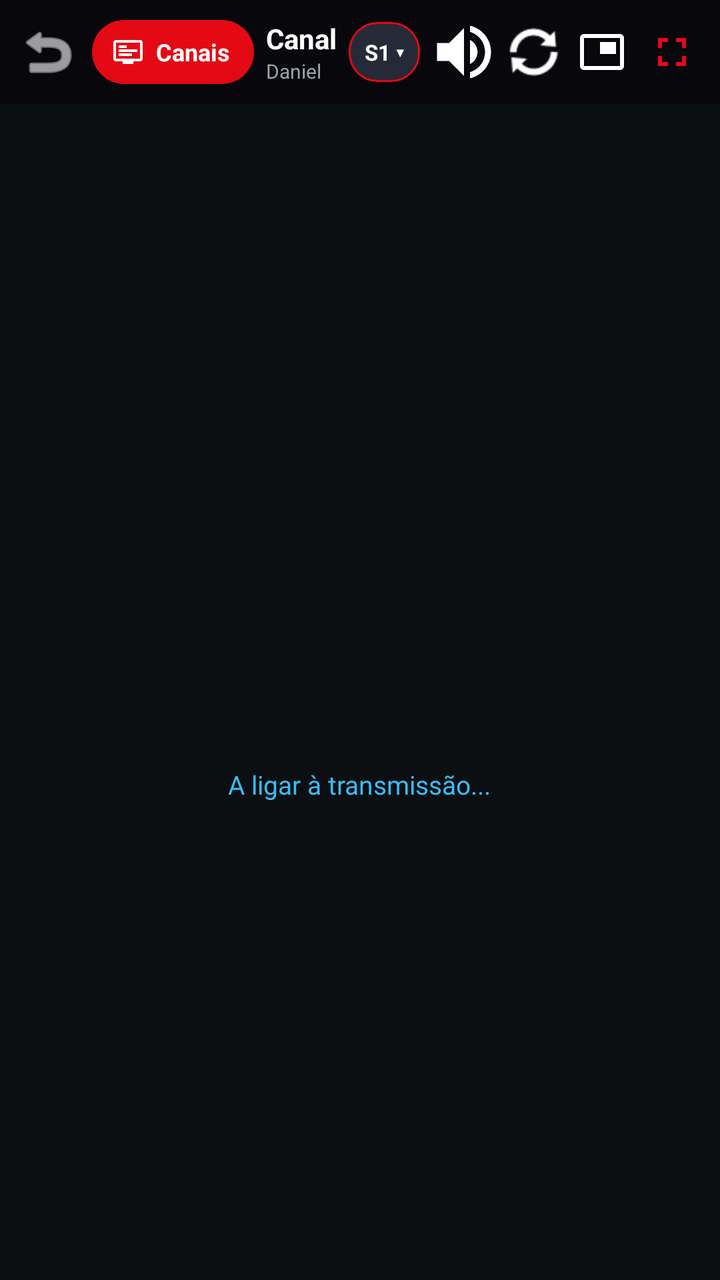
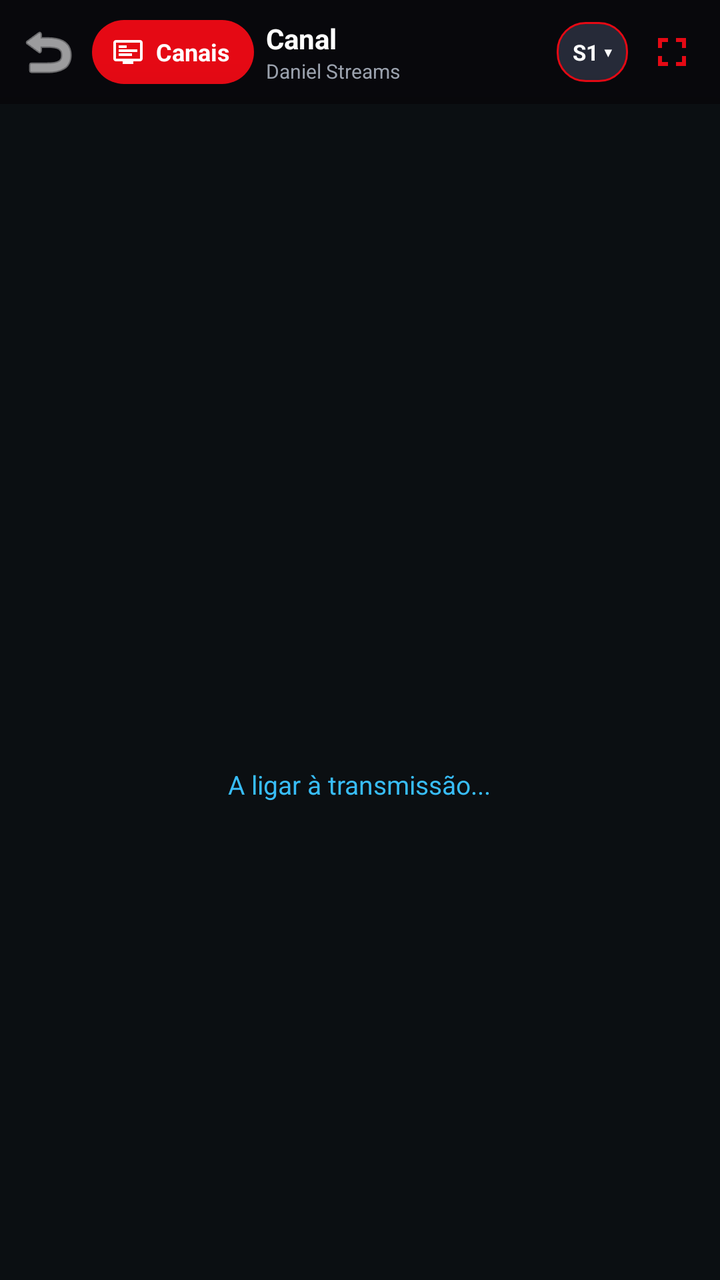

Two renders of the same Android screen: before a commit and after it. Below are the layout's source before the change and the commit's diff.
<!-- AndroidManifest.xml: activity theme Theme.DLivePTStream.Player -->
<!-- res/layout/activity_player.xml -->
<?xml version="1.0" encoding="utf-8"?>
<androidx.drawerlayout.widget.DrawerLayout xmlns:android="http://schemas.android.com/apk/res/android"
    android:id="@+id/drawerLayout"
    android:layout_width="match_parent"
    android:layout_height="match_parent"
    android:background="#000000">

    
    <RelativeLayout
        android:id="@+id/playerRoot"
        android:layout_width="match_parent"
        android:layout_height="match_parent"
        android:background="#000000">

        
        <LinearLayout
            android:id="@+id/playerHeader"
            android:layout_width="match_parent"
            android:layout_height="52dp"
            android:background="#DD0A0A0E"
            android:orientation="horizontal"
            android:gravity="center_vertical"
            android:paddingStart="6dp"
            android:paddingEnd="6dp"
            android:elevation="8dp">

            <ImageButton
                android:id="@+id/btnBack"
                android:layout_width="36dp"
                android:layout_height="36dp"
                android:background="?android:attr/selectableItemBackgroundBorderless"
                android:src="@android:drawable/ic_menu_revert"
                android:tint="#FFFFFF"
                android:contentDescription="Voltar" />

            
            <LinearLayout
                android:id="@+id/btnOpenChannels"
                android:layout_width="wrap_content"
                android:layout_height="32dp"
                android:layout_marginStart="4dp"
                android:background="@drawable/bg_channels_pill"
                android:orientation="horizontal"
                android:gravity="center"
                android:paddingStart="10dp"
                android:paddingEnd="12dp"
                android:clickable="true"
                android:focusable="true">

                <ImageView
                    android:layout_width="16dp"
                    android:layout_height="16dp"
                    android:src="@drawable/ic_tv_list"
                    android:tint="#FFFFFF"
                    android:contentDescription="Canais" />

                <TextView
                    android:layout_width="wrap_content"
                    android:layout_height="wrap_content"
                    android:layout_marginStart="6dp"
                    android:text="Canais"
                    android:textColor="#FFFFFF"
                    android:textSize="12sp"
                    android:textStyle="bold" />
            </LinearLayout>

            <LinearLayout
                android:layout_width="0dp"
                android:layout_height="wrap_content"
                android:layout_weight="1"
                android:orientation="vertical"
                android:layout_marginStart="6dp"
                android:layout_marginEnd="6dp">

                <TextView
                    android:id="@+id/tvChannelTitle"
                    android:layout_width="wrap_content"
                    android:layout_height="wrap_content"
                    android:text="Canal"
                    android:textColor="#FFFFFF"
                    android:textSize="14sp"
                    android:textStyle="bold"
                    android:maxLines="1"
                    android:ellipsize="end" />

                <TextView
                    android:id="@+id/tvChannelSubtitle"
                    android:layout_width="wrap_content"
                    android:layout_height="wrap_content"
                    android:text="Daniel Streams"
                    android:textColor="#9CA3AF"
                    android:textSize="10sp"
                    android:maxLines="1" />
            </LinearLayout>

            
            <TextView
                android:id="@+id/tvPlayerClock"
                android:layout_width="wrap_content"
                android:layout_height="wrap_content"
                android:layout_marginEnd="6dp"
                android:text="--:--"
                android:textColor="#38BDF8"
                android:textSize="12sp"
                android:textStyle="bold"
                android:visibility="gone" />

            
            <LinearLayout
                android:id="@+id/btnServerSelect"
                android:layout_width="wrap_content"
                android:layout_height="30dp"
                android:background="@drawable/bg_server_badge"
                android:gravity="center"
                android:paddingStart="8dp"
                android:paddingEnd="8dp"
                android:clickable="true"
                android:focusable="true"
                android:layout_marginEnd="4dp">

                <TextView
                    android:id="@+id/tvServerBadge"
                    android:layout_width="wrap_content"
                    android:layout_height="wrap_content"
                    android:text="S1 ▾"
                    android:textColor="#FFFFFF"
                    android:textSize="11sp"
                    android:textStyle="bold" />
            </LinearLayout>

            <ImageButton
                android:id="@+id/btnQuickUnmute"
                android:layout_width="36dp"
                android:layout_height="36dp"
                android:background="?android:attr/selectableItemBackgroundBorderless"
                android:src="@drawable/ic_gesture_volume"
                android:tint="#FFFFFF"
                android:contentDescription="Ativar Som" />

            <ImageButton
                android:id="@+id/btnRefresh"
                android:layout_width="34dp"
                android:layout_height="34dp"
                android:background="?android:attr/selectableItemBackgroundBorderless"
                android:src="@android:drawable/ic_popup_sync"
                android:tint="#FFFFFF"
                android:contentDescription="Recarregar" />

            <ImageButton
                android:id="@+id/btnPip"
                android:layout_width="34dp"
                android:layout_height="34dp"
                android:background="?android:attr/selectableItemBackgroundBorderless"
                android:src="@drawable/ic_pip"
                android:tint="#FFFFFF"
                android:contentDescription="PiP" />

            <ImageButton
                android:id="@+id/btnFullscreen"
                android:layout_width="36dp"
                android:layout_height="36dp"
                android:background="?android:attr/selectableItemBackgroundBorderless"
                android:src="@drawable/ic_fullscreen"
                android:tint="#E50914"
                android:contentDescription="Ecrã Completo" />
        </LinearLayout>

        
        <WebView
            android:id="@+id/webView"
            android:layout_width="match_parent"
            android:layout_height="match_parent"
            android:layout_below="@id/playerHeader"
            android:background="#000000" />

        
        <LinearLayout
            android:id="@+id/landscapeOverlay"
            android:layout_width="match_parent"
            android:layout_height="52dp"
            android:layout_alignParentTop="true"
            android:layout_marginTop="10dp"
            android:layout_marginStart="14dp"
            android:layout_marginEnd="14dp"
            android:background="@drawable/bg_glassmorphism_bar"
            android:gravity="center_vertical"
            android:paddingStart="12dp"
            android:paddingEnd="12dp"
            android:visibility="gone"
            android:elevation="14dp">

            <ImageButton
                android:id="@+id/btnLandscapeBack"
                android:layout_width="38dp"
                android:layout_height="38dp"
                android:background="?android:attr/selectableItemBackgroundBorderless"
                android:src="@android:drawable/ic_menu_revert"
                android:tint="#FFFFFF"
                android:focusable="true"
                android:contentDescription="Voltar" />

            
            <LinearLayout
                android:id="@+id/btnLandscapeChannels"
                android:layout_width="wrap_content"
                android:layout_height="36dp"
                android:layout_marginStart="6dp"
                android:background="@drawable/bg_channels_pill"
                android:orientation="horizontal"
                android:gravity="center"
                android:paddingStart="12dp"
                android:paddingEnd="14dp"
                android:clickable="true"
                android:focusable="true">

                <ImageView
                    android:layout_width="16dp"
                    android:layout_height="16dp"
                    android:src="@drawable/ic_tv_list"
                    android:tint="#FFFFFF"
                    android:contentDescription="Canais" />

                <TextView
                    android:layout_width="wrap_content"
                    android:layout_height="wrap_content"
                    android:layout_marginStart="6dp"
                    android:text="Canais"
                    android:textColor="#FFFFFF"
                    android:textSize="12sp"
                    android:textStyle="bold" />
            </LinearLayout>

            <TextView
                android:id="@+id/tvLandscapeTitle"
                android:layout_width="0dp"
                android:layout_height="wrap_content"
                android:layout_weight="1"
                android:layout_marginStart="10dp"
                android:text="Canal"
                android:textColor="#FFFFFF"
                android:textSize="15sp"
                android:textStyle="bold"
                android:maxLines="1"
                android:ellipsize="end" />

            
            <TextView
                android:id="@+id/tvLandscapeClock"
                android:layout_width="wrap_content"
                android:layout_height="wrap_content"
                android:layout_marginEnd="10dp"
                android:text="--:--"
                android:textColor="#38BDF8"
                android:textSize="13sp"
                android:textStyle="bold"
                android:visibility="gone" />

            
            <LinearLayout
                android:id="@+id/btnLandscapeServer"
                android:layout_width="wrap_content"
                android:layout_height="36dp"
                android:background="@drawable/bg_server_badge"
                android:gravity="center"
                android:paddingStart="10dp"
                android:paddingEnd="10dp"
                android:clickable="true"
                android:focusable="true"
                android:layout_marginEnd="6dp">

                <TextView
                    android:id="@+id/tvLandscapeServerBadge"
                    android:layout_width="wrap_content"
                    android:layout_height="wrap_content"
                    android:text="S1 ▾"
                    android:textColor="#FFFFFF"
                    android:textSize="12sp"
                    android:textStyle="bold" />
            </LinearLayout>

            
            <LinearLayout
                android:id="@+id/btnLandscapeUnmute"
                android:layout_width="wrap_content"
                android:layout_height="36dp"
                android:layout_marginEnd="8dp"
                android:background="@drawable/bg_channels_pill"
                android:orientation="horizontal"
                android:gravity="center"
                android:paddingStart="12dp"
                android:paddingEnd="14dp"
                android:clickable="true"
                android:focusable="true">

                <ImageView
                    android:layout_width="18dp"
                    android:layout_height="18dp"
                    android:src="@drawable/ic_gesture_volume"
                    android:tint="#FFFFFF"
                    android:contentDescription="Ativar Som" />

                <TextView
                    android:layout_width="wrap_content"
                    android:layout_height="wrap_content"
                    android:layout_marginStart="6dp"
                    android:text="Som"
                    android:textColor="#FFFFFF"
                    android:textSize="13sp"
                    android:textStyle="bold" />
            </LinearLayout>

            <ImageButton
                android:id="@+id/btnLandscapePip"
                android:layout_width="40dp"
                android:layout_height="40dp"
                android:background="?android:attr/selectableItemBackgroundBorderless"
                android:src="@drawable/ic_pip"
                android:tint="#FFFFFF"
                android:focusable="true"
                android:contentDescription="PiP" />

            <ImageButton
                android:id="@+id/btnLandscapeExitFullscreen"
                android:layout_width="40dp"
                android:layout_height="40dp"
                android:layout_marginEnd="16dp"
                android:background="?android:attr/selectableItemBackgroundBorderless"
                android:src="@drawable/ic_fullscreen_exit"
                android:tint="#FFFFFF"
                android:focusable="true"
                android:contentDescription="Sair de Fullscreen" />
        </LinearLayout>

        
        <LinearLayout
            android:id="@+id/osdBanner"
            android:layout_width="wrap_content"
            android:layout_height="wrap_content"
            android:layout_alignParentBottom="true"
            android:layout_centerHorizontal="true"
            android:layout_marginBottom="36dp"
            android:background="#D911131A"
            android:orientation="horizontal"
            android:gravity="center_vertical"
            android:paddingStart="16dp"
            android:paddingEnd="18dp"
            android:paddingTop="10dp"
            android:paddingBottom="10dp"
            android:visibility="gone"
            android:elevation="14dp">

            <TextView
                android:id="@+id/tvOsdId"
                android:layout_width="wrap_content"
                android:layout_height="wrap_content"
                android:text="49"
                android:textColor="#FFFFFF"
                android:textSize="14sp"
                android:textStyle="bold"
                android:background="#E50914"
                android:paddingStart="8dp"
                android:paddingEnd="8dp"
                android:paddingTop="2dp"
                android:paddingBottom="2dp" />

            <TextView
                android:id="@+id/tvOsdName"
                android:layout_width="wrap_content"
                android:layout_height="wrap_content"
                android:layout_marginStart="12dp"
                android:text="Sport TV 1 Portugal"
                android:textColor="#FFFFFF"
                android:textSize="15sp"
                android:textStyle="bold" />

            <TextView
                android:id="@+id/tvOsdTag"
                android:layout_width="wrap_content"
                android:layout_height="wrap_content"
                android:layout_marginStart="10dp"
                android:text="PT 🇵🇹"
                android:textColor="#10B981"
                android:textSize="12sp"
                android:textStyle="bold" />
        </LinearLayout>

        
        <FrameLayout
            android:id="@+id/customViewContainer"
            android:layout_width="match_parent"
            android:layout_height="match_parent"
            android:background="#000000"
            android:visibility="gone"
            android:elevation="15dp" />

        
        <FrameLayout
            android:id="@+id/connectingOverlay"
            android:layout_width="match_parent"
            android:layout_height="match_parent"
            android:layout_below="@id/playerHeader"
            android:background="#0B0F12"
            android:elevation="14dp"
            android:clickable="true"
            android:focusable="false"
            android:visibility="visible">

            <LinearLayout
                android:layout_width="wrap_content"
                android:layout_height="wrap_content"
                android:layout_gravity="center"
                android:orientation="vertical"
                android:gravity="center">

                <ImageView
                    android:id="@+id/ivConnectingLogo"
                    android:layout_width="140dp"
                    android:layout_height="90dp"
                    android:scaleType="fitCenter"
                    android:contentDescription="Logo" />

                <TextView
                    android:id="@+id/tvConnectingChannel"
                    android:layout_width="wrap_content"
                    android:layout_height="wrap_content"
                    android:layout_marginTop="16dp"
                    android:textColor="#FFFFFF"
                    android:textSize="18sp"
                    android:textStyle="bold" />

                <TextView
                    android:id="@+id/tvConnectingStatus"
                    android:layout_width="wrap_content"
                    android:layout_height="wrap_content"
                    android:layout_marginTop="6dp"
                    android:text="A ligar à transmissão..."
                    android:textColor="#38BDF8"
                    android:textSize="13sp" />

                <ProgressBar
                    android:id="@+id/progressBar"
                    android:layout_width="28dp"
                    android:layout_height="28dp"
                    android:layout_marginTop="16dp"
                    android:indeterminateTint="#38BDF8" />
            </LinearLayout>
        </FrameLayout>

        
        <LinearLayout
            android:id="@+id/gestureHud"
            android:layout_width="160dp"
            android:layout_height="wrap_content"
            android:layout_centerInParent="true"
            android:background="@drawable/bg_gesture_hud"
            android:orientation="vertical"
            android:gravity="center"
            android:paddingStart="20dp"
            android:paddingEnd="20dp"
            android:paddingTop="16dp"
            android:paddingBottom="16dp"
            android:visibility="gone"
            android:elevation="20dp">

            <ImageView
                android:id="@+id/ivGestureIcon"
                android:layout_width="38dp"
                android:layout_height="38dp"
                android:src="@drawable/ic_gesture_volume"
                android:tint="#FFFFFF"
                android:contentDescription="Indicador" />

            <TextView
                android:id="@+id/tvGestureText"
                android:layout_width="wrap_content"
                android:layout_height="wrap_content"
                android:layout_marginTop="8dp"
                android:textColor="#FFFFFF"
                android:textSize="15sp"
                android:textStyle="bold"
                android:text="Volume: 80%" />

            <ProgressBar
                android:id="@+id/pbGestureProgress"
                style="?android:attr/progressBarStyleHorizontal"
                android:layout_width="match_parent"
                android:layout_height="6dp"
                android:layout_marginTop="10dp"
                android:max="100"
                android:progress="80"
                android:progressTint="#E50914"
                android:progressBackgroundTint="#33FFFFFF" />
        </LinearLayout>

    </RelativeLayout>

    
    <LinearLayout
        android:id="@+id/channelDrawer"
        android:layout_width="320dp"
        android:layout_height="match_parent"
        android:layout_gravity="start"
        android:background="#F20D0F16"
        android:orientation="vertical"
        android:clickable="true"
        android:focusable="true"
        android:focusableInTouchMode="true"
        android:descendantFocusability="afterDescendants"
        android:elevation="16dp">

        
        <LinearLayout
            android:layout_width="match_parent"
            android:layout_height="52dp"
            android:gravity="center_vertical"
            android:paddingStart="16dp"
            android:paddingEnd="12dp"
            android:background="#20FFFFFF">

            <TextView
                android:layout_width="0dp"
                android:layout_height="wrap_content"
                android:layout_weight="1"
                android:text="📺 Guia de Canais"
                android:textColor="#FFFFFF"
                android:textSize="16sp"
                android:textStyle="bold" />

            <ImageButton
                android:id="@+id/btnDrawerSettings"
                android:layout_width="36dp"
                android:layout_height="36dp"
                android:background="?android:attr/selectableItemBackgroundBorderless"
                android:src="@drawable/ic_settings"
                android:tint="#9CA3AF"
                android:contentDescription="Definições" />

            <ImageButton
                android:id="@+id/btnCloseDrawer"
                android:layout_width="36dp"
                android:layout_height="36dp"
                android:layout_marginStart="4dp"
                android:background="?android:attr/selectableItemBackgroundBorderless"
                android:src="@android:drawable/ic_menu_close_clear_cancel"
                android:tint="#9CA3AF"
                android:contentDescription="Fechar" />
        </LinearLayout>

        
        <HorizontalScrollView
            android:id="@+id/scrollDrawerTabs"
            android:layout_width="match_parent"
            android:layout_height="wrap_content"
            android:scrollbars="none"
            android:paddingStart="6dp"
            android:paddingEnd="6dp"
            android:paddingTop="6dp"
            android:paddingBottom="6dp"
            android:background="#10FFFFFF">

            <LinearLayout
                android:layout_width="wrap_content"
                android:layout_height="wrap_content"
                android:orientation="horizontal">

                <Button
                    android:id="@+id/btnTabPt"
                    android:layout_width="wrap_content"
                    android:layout_height="34dp"
                    android:text="🇵🇹 Canais"
                    android:textSize="11sp"
                    android:textColor="#FFFFFF"
                    android:backgroundTint="#E50914"
                    android:insetTop="0dp"
                    android:insetBottom="0dp"
                    android:paddingStart="10dp"
                    android:paddingEnd="10dp" />

                <Button
                    android:id="@+id/btnTabSports"
                    android:layout_width="wrap_content"
                    android:layout_height="34dp"
                    android:layout_marginStart="4dp"
                    android:text="⚽ Desporto"
                    android:textSize="11sp"
                    android:textColor="#9CA3AF"
                    android:backgroundTint="#202330"
                    android:insetTop="0dp"
                    android:insetBottom="0dp"
                    android:paddingStart="10dp"
                    android:paddingEnd="10dp" />

                <Button
                    android:id="@+id/btnTabGames"
                    android:layout_width="wrap_content"
                    android:layout_height="34dp"
                    android:layout_marginStart="4dp"
                    android:text="🔴 Jogos Hoje"
                    android:textSize="11sp"
                    android:textColor="#9CA3AF"
                    android:backgroundTint="#202330"
                    android:insetTop="0dp"
                    android:insetBottom="0dp"
                    android:paddingStart="10dp"
                    android:paddingEnd="10dp" />

                <Button
                    android:id="@+id/btnTabAll"
                    android:layout_width="wrap_content"
                    android:layout_height="34dp"
                    android:layout_marginStart="4dp"
                    android:text="🌐 Mundo"
                    android:textSize="11sp"
                    android:textColor="#9CA3AF"
                    android:backgroundTint="#202330"
                    android:insetTop="0dp"
                    android:insetBottom="0dp"
                    android:paddingStart="10dp"
                    android:paddingEnd="10dp" />

                <Button
                    android:id="@+id/btnTabFav"
                    android:layout_width="wrap_content"
                    android:layout_height="34dp"
                    android:layout_marginStart="4dp"
                    android:text="⭐ Favoritos"
                    android:textSize="11sp"
                    android:textColor="#9CA3AF"
                    android:backgroundTint="#202330"
                    android:insetTop="0dp"
                    android:insetBottom="0dp"
                    android:paddingStart="10dp"
                    android:paddingEnd="10dp" />
            </LinearLayout>
        </HorizontalScrollView>

        
        <EditText
            android:id="@+id/etDrawerSearch"
            android:layout_width="match_parent"
            android:layout_height="40dp"
            android:layout_margin="8dp"
            android:background="#202432"
            android:hint="Pesquisar canal..."
            android:textColorHint="#9CA3AF"
            android:textColor="#FFFFFF"
            android:textSize="13sp"
            android:paddingStart="12dp"
            android:paddingEnd="12dp"
            android:singleLine="true"
            android:focusable="true"
            android:focusableInTouchMode="true"
            android:cursorVisible="true"
            android:imeOptions="actionDone|flagNoExtractUi"
            android:inputType="text|textNoSuggestions" />

        
        <androidx.recyclerview.widget.RecyclerView
            android:id="@+id/rvDrawerChannels"
            android:layout_width="match_parent"
            android:layout_height="0dp"
            android:layout_weight="1"
            android:scrollbars="vertical" />

        
        <TextView
            android:id="@+id/tvDrawerEmpty"
            android:layout_width="match_parent"
            android:layout_height="wrap_content"
            android:gravity="center"
            android:padding="24dp"
            android:text="Nenhum canal encontrado"
            android:textColor="#9CA3AF"
            android:textSize="13sp"
            android:visibility="gone" />

    </LinearLayout>

</androidx.drawerlayout.widget.DrawerLayout>
<!-- resources referenced by this layout -->
<resources>
  <!-- drawable bg_gesture_hud (drawable) -->
  <?xml version="1.0" encoding="utf-8"?>
  <shape xmlns:android="http://schemas.android.com/apk/res/android"
      android:shape="rectangle">
      <solid android:color="#E60E111A" />
      <corners android:radius="16dp" />
      <stroke android:width="1dp" android:color="#33FFFFFF" />
  </shape>
  <!-- drawable bg_glassmorphism_bar (drawable) -->
  <?xml version="1.0" encoding="utf-8"?>
  <shape xmlns:android="http://schemas.android.com/apk/res/android"
      android:shape="rectangle">
      <solid android:color="#D910141E" />
      <corners android:radius="18dp" />
      <stroke
          android:width="1dp"
          android:color="#33FFFFFF" />
  </shape>
  <!-- drawable ic_fullscreen (drawable) -->
  <vector xmlns:android="http://schemas.android.com/apk/res/android"
      android:width="24dp"
      android:height="24dp"
      android:viewportWidth="24"
      android:viewportHeight="24">
      <path
          android:fillColor="#FFFFFFFF"
          android:pathData="M7,14H5v5h5v-2H7V14z M5,10h2V7h3V5H5V10z M17,17h-3v2h5v-5h-2V17z M14,5v2h3v3h2V5H14z"/>
  </vector>
  <!-- drawable ic_fullscreen_exit (drawable) -->
  <vector xmlns:android="http://schemas.android.com/apk/res/android"
      android:width="24dp"
      android:height="24dp"
      android:viewportWidth="24"
      android:viewportHeight="24">
      <path
          android:fillColor="#FFFFFFFF"
          android:pathData="M5,16h3v3h2v-5H5V16z M8,8H5v2h5V5H8V8z M14,19h2v-3h3v-2h-5V19z M16,8V5h-2v5h5V8H16z"/>
  </vector>
  <!-- drawable ic_gesture_volume (drawable) -->
  <vector xmlns:android="http://schemas.android.com/apk/res/android"
      android:width="36dp"
      android:height="36dp"
      android:viewportWidth="24"
      android:viewportHeight="24">
    <path
        android:fillColor="#FFFFFFFF"
        android:pathData="M3,9v6h4l5,5V4L7,9H3zm13.5,3c0,-1.77 -1.02,-3.29 -2.5,-4.03v8.05c1.48,-0.73 2.5,-2.25 2.5,-4.02zM14,3.23v2.06c2.89,0.86 5,3.54 5,6.71s-2.11,5.85 -5,6.71v2.06c4.01,-0.91 7,-4.49 7,-8.77s-2.99,-7.86 -7,-8.77z"/>
  </vector>
  <!-- drawable ic_pip (drawable) -->
  <vector xmlns:android="http://schemas.android.com/apk/res/android"
      android:width="24dp"
      android:height="24dp"
      android:viewportWidth="24"
      android:viewportHeight="24">
      <path
          android:fillColor="#FFFFFFFF"
          android:pathData="M19,7h-8v6h8V7z M21,3H3C1.9,3 1,3.9 1,5v14c0,1.1 0.9,2 2,2h18c1.1,0 2,-0.9 2,-2V5C23,3.9 22.1,3 21,3z M21,19H3V5h18V19z" />
  </vector>
  <!-- drawable ic_tv_list (drawable) -->
  <vector xmlns:android="http://schemas.android.com/apk/res/android"
      android:width="24dp"
      android:height="24dp"
      android:viewportWidth="24"
      android:viewportHeight="24">
      <path
          android:fillColor="#FFFFFFFF"
          android:pathData="M21,3H3C1.9,3 1,3.9 1,5v12c0,1.1 0.9,2 2,2h5v2h8v-2h5c1.1,0 1.99,-0.9 1.99,-2L23,5C23,3.9 22.1,3 21,3z M21,17H3V5h18V17z M5,7h6v2H5V7z M5,10h14v2H5V10z M5,13h10v2H5V13z"/>
  </vector>
  <style name="Theme.DLivePTStream.Player" parent="android:Theme.Material.NoActionBar">
          <item name="android:statusBarColor">#000000</item>
          <item name="android:navigationBarColor">#000000</item>
          <item name="android:windowBackground">#000000</item>
      </style>
  <!-- unchanged entries left out for length: 3 -->
</resources>

<!-- the commit's change to res/layout/activity_player.xml (unified diff, before → after) -->
@@ -135,6 +135,7 @@
                 android:background="?android:attr/selectableItemBackgroundBorderless"
                 android:src="@drawable/ic_gesture_volume"
                 android:tint="#FFFFFF"
+                android:visibility="gone"
                 android:contentDescription="Ativar Som" />
 
             <ImageButton
@@ -144,6 +145,7 @@
                 android:background="?android:attr/selectableItemBackgroundBorderless"
                 android:src="@android:drawable/ic_popup_sync"
                 android:tint="#FFFFFF"
+                android:visibility="gone"
                 android:contentDescription="Recarregar" />
 
             <ImageButton
@@ -153,6 +155,7 @@
                 android:background="?android:attr/selectableItemBackgroundBorderless"
                 android:src="@drawable/ic_pip"
                 android:tint="#FFFFFF"
+                android:visibility="gone"
                 android:contentDescription="PiP" />
 
             <ImageButton
@@ -290,7 +293,8 @@
                 android:paddingStart="12dp"
                 android:paddingEnd="14dp"
                 android:clickable="true"
-                android:focusable="true">
+                android:focusable="true"
+                android:visibility="gone">
 
                 <ImageView
                     android:layout_width="18dp"
@@ -317,6 +321,7 @@
                 android:src="@drawable/ic_pip"
                 android:tint="#FFFFFF"
                 android:focusable="true"
+                android:visibility="gone"
                 android:contentDescription="PiP" />
 
             <ImageButton
